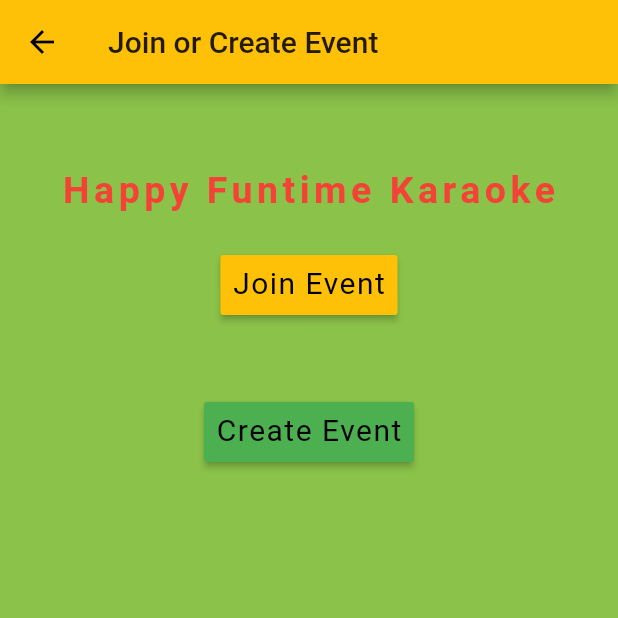
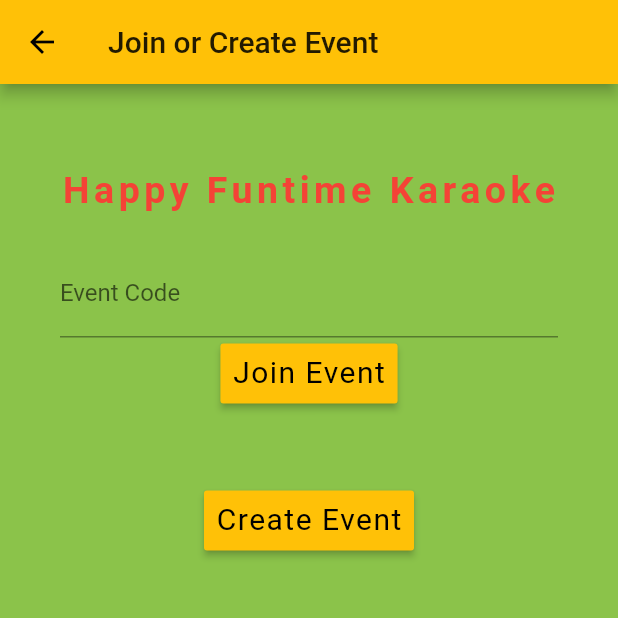
Before and after one commit to EvanRhoades/CSC490-Karaoke-App, a Flutter app: the JoinOrCreatePage screen opened directly, on a phone screen of 412 x 824 dp, the top half of it. Run offline on Flutter 3.47's test engine with Material 2 defaults, Android fonts, the phone set to English and light mode, and no system bars.

Commit message:
global variables and event codes

```diff
--- /dev/null
+++ b/karaoke490/lib/globals.dart
@@ -0,0 +1,9 @@
+// How to use a global variable: import this file, then say 'globals.yourvariablename'
+
+library my_prj.globals;
+
+// is this user a DJ?  This info will come from the server/database immediately after login
+bool isDJ = false;
+
+// this will store the DJ's songlist for the duration of the user's involvement in the event
+List<String> djSonglist;
--- a/karaoke490/lib/join_or_create.dart
+++ b/karaoke490/lib/join_or_create.dart
@@ -1,6 +1,7 @@
 import 'package:flutter/material.dart';
-import 'join_event_page.dart';
+import 'choose_song_page.dart';
 import 'create_event_page.dart';
+import 'globals.dart' as globals;
 
 class JoinOrCreatePage extends StatefulWidget {
   @override
@@ -10,17 +11,22 @@ class JoinOrCreatePage extends StatefulWidget {
 class _JoinOrCreatePageState extends State<JoinOrCreatePage> {
   final scaffoldKey3 = new GlobalKey<ScaffoldState>();
 
-  bool _isDJ;
+  final formKey3 = new GlobalKey<FormState>();
+  String _eventCodeUser;
 
-  _JoinOrCreatePageState(){
+
+  _JoinOrCreatePageState() {
     // SEAN: INSERT CODE HERE
     // check if this user is a DJ or not
     // perhaps I should get this value when the user logs in, I'm not sure
-    _isDJ = false;
+
+    // this is how you access the global variables from "globals.dart"
+    globals.isDJ = true;
   }
 
+  // adjust color of button depending on whether or not the user is a DJ
   Color _buttonColor() {
-    if (_isDJ)
+    if (globals.isDJ)
       return Colors.amber;
     else
       return Colors.green;
@@ -28,23 +34,36 @@ class _JoinOrCreatePageState extends State<JoinOrCreatePage> {
 
   // what happens when the user clicks "Join Karaoke Event"
   void _routeJoin() {
+    // first we grab the formKey as it currently stands
+    final form = formKey3.currentState;
+
+    // I set this to true to test the routing, this should normally be initialized to false
+    bool eventCodeExists = true;
+    // SEAN: INSERT CODE HERE
+    // check if this event code exists
+
+    // if the input is syntactically valid, we save it
+    if (form.validate() && eventCodeExists) {
+      form.save();
+
       Navigator.push(context,
-        new MaterialPageRoute(builder: (context) => new JoinEventPage()));
+          new MaterialPageRoute(builder: (context) => new ChooseSongPage()));
+    }
   }
 
-  // what happens when the user clicks "Join Karaoke Event"
+  // what happens when the user clicks "Create Karaoke Event"
   void _createEvent() {
-    if (_isDJ)
+    if (globals.isDJ)
       Navigator.push(context,
           new MaterialPageRoute(builder: (context) => new CreateEventPage()));
-    else{
+    else {
       final snackbar = new SnackBar(
-        content: new Text("You do not have a song-list setup yet.  Please visit "
+        content:
+            new Text("You do not have a song-list setup yet.  Please visit "
                 "www.happyfuntimekaraoke.com to do so."),
       );
       scaffoldKey3.currentState.showSnackBar(snackbar);
     }
-
   }
 
   @override
@@ -74,8 +93,18 @@ class _JoinOrCreatePageState extends State<JoinOrCreatePage> {
           new Container(
             alignment: Alignment.center,
             padding: const EdgeInsets.only(top: 10.0, left: 40.0, right: 40.0),
-          child: new Column(
-            children: <Widget>[
+            child: new Form(
+                key: formKey3,
+                child: new Column(children: <Widget>[
+                  new TextFormField(
+                    decoration: new InputDecoration(labelText: "Event Code"),
+                    // validates email input; val = user input
+                    validator: (val) => val.length < 6
+                        ? 'Event code should be 6 characters'
+                        : null,
+                    // assigns user input to appropriate variable
+                    onSaved: (val) => _eventCodeUser = val,
+                  ),
                   new RaisedButton(
                     child: new RichText(
                       text: new TextSpan(
@@ -93,10 +122,14 @@ class _JoinOrCreatePageState extends State<JoinOrCreatePage> {
                         left: 8.0, right: 8.0, bottom: 8.0, top: 2.0),
                     onPressed: _routeJoin,
                   ),
+                ])),
+          ),
           new Padding(
             padding: const EdgeInsets.only(top: 50.0),
           ),
-              new RaisedButton(
+          new Container(
+            alignment: Alignment.center,
+            child: new RaisedButton(
               child: new RichText(
                 text: new TextSpan(
                   text: 'Create Event',
@@ -109,14 +142,11 @@ class _JoinOrCreatePageState extends State<JoinOrCreatePage> {
                 ),
               ),
               color: _buttonColor(),
-                padding: EdgeInsets.only(
-                    left: 8.0, right: 8.0, bottom: 8.0, top: 2.0),
+              padding:
+                  EdgeInsets.only(left: 8.0, right: 8.0, bottom: 8.0, top: 2.0),
               onPressed: _createEvent,
             ),
-            ],
           ),
-        ),
-      ]),
-    );
+        ]));
   }
 }
--- a/karaoke490/lib/main.dart
+++ b/karaoke490/lib/main.dart
@@ -1,5 +1,6 @@
 import 'package:flutter/material.dart';
 import 'login_page.dart';
+import 'globals.dart' as globals;
 
 // simply starts the app
 void main() => runApp(new MyApp());
```
Also changed, not shown: karaoke490/lib/choose_song_page.dart (added, +17 -0 lines), karaoke490/lib/create_account_page.dart (+4 -4 lines). Lines whose indentation alone changed are shown as unchanged.
